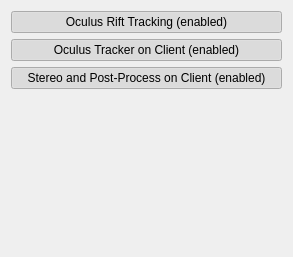
Old version of the form Plugins/OculusRiftPlugin/pqOculusRiftPanel.ui in the repository aashish24/ParaView.
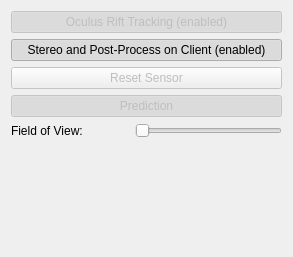
New version of the form.

```diff
--- a/Plugins/OculusRiftPlugin/pqOculusRiftPanel.ui
+++ b/Plugins/OculusRiftPlugin/pqOculusRiftPanel.ui
@@ -14,8 +14,21 @@
    <string>Form</string>
   </property>
   <layout class="QGridLayout" name="gridLayout">
+   <item row="2" column="0">
+    <widget class="QPushButton" name="resetSensorButton">
+     <property name="enabled">
+      <bool>false</bool>
+     </property>
+     <property name="text">
+      <string>Reset Sensor</string>
+     </property>
+    </widget>
+   </item>
    <item row="0" column="0">
     <widget class="QPushButton" name="trackingButton">
+     <property name="enabled">
+      <bool>false</bool>
+     </property>
      <property name="text">
       <string>Oculus Rift Tracking (enabled)</string>
      </property>
@@ -27,23 +40,7 @@
      </property>
     </widget>
    </item>
-   <item row="1" column="0">
-    <widget class="QPushButton" name="trackingClientButton">
-     <property name="enabled">
-      <bool>true</bool>
-     </property>
-     <property name="text">
-      <string>Oculus Tracker on Client (enabled)</string>
-     </property>
-     <property name="checkable">
-      <bool>true</bool>
-     </property>
-     <property name="checked">
-      <bool>true</bool>
-     </property>
-    </widget>
-   </item>
-   <item row="3" column="0">
+   <item row="21" column="0">
     <spacer name="verticalSpacer">
      <property name="orientation">
       <enum>Qt::Vertical</enum>
@@ -56,7 +53,7 @@
      </property>
     </spacer>
    </item>
-   <item row="2" column="0">
+   <item row="1" column="0">
     <widget class="QPushButton" name="stereoPostButton">
      <property name="text">
       <string>Stereo and Post-Process on Client (enabled)</string>
@@ -69,6 +66,65 @@
      </property>
     </widget>
    </item>
+   <item row="7" column="0">
+    <layout class="QHBoxLayout" name="horizontalLayout">
+     <item>
+      <widget class="QLabel" name="label_2">
+       <property name="text">
+        <string>Field of View:</string>
+       </property>
+      </widget>
+     </item>
+     <item>
+      <widget class="QLabel" name="FOV">
+       <property name="minimumSize">
+        <size>
+         <width>40</width>
+         <height>0</height>
+        </size>
+       </property>
+       <property name="text">
+        <string/>
+       </property>
+      </widget>
+     </item>
+     <item>
+      <widget class="QSlider" name="fovSlider">
+       <property name="enabled">
+        <bool>false</bool>
+       </property>
+       <property name="minimum">
+        <number>300</number>
+       </property>
+       <property name="maximum">
+        <number>1800</number>
+       </property>
+       <property name="value">
+        <number>300</number>
+       </property>
+       <property name="orientation">
+        <enum>Qt::Horizontal</enum>
+       </property>
+      </widget>
+     </item>
+    </layout>
+   </item>
+   <item row="3" column="0">
+    <widget class="QPushButton" name="sensorPredictionButton">
+     <property name="enabled">
+      <bool>false</bool>
+     </property>
+     <property name="text">
+      <string>Prediction</string>
+     </property>
+     <property name="checkable">
+      <bool>true</bool>
+     </property>
+     <property name="checked">
+      <bool>true</bool>
+     </property>
+    </widget>
+   </item>
   </layout>
  </widget>
  <resources>
```
